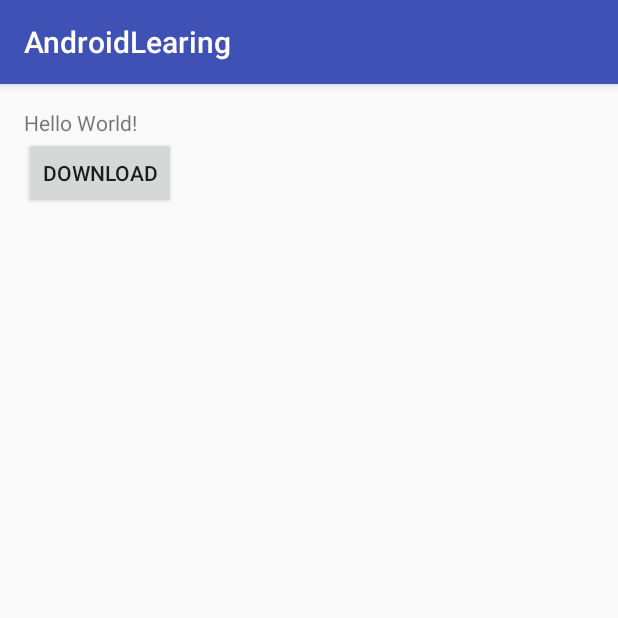
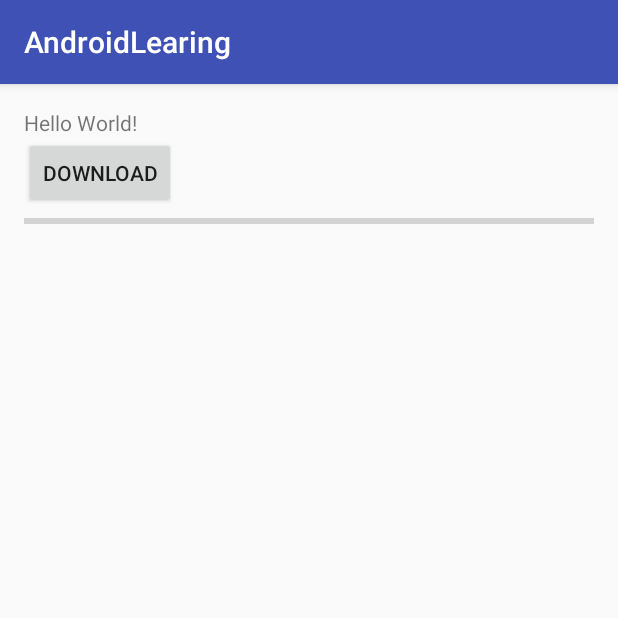
Before and after one commit to bovink/AndroidLearing, an Android app: the screen it shows after launch (MainActivity), on a phone screen of 412 x 824 dp, the top half of it. Run offline under Robolectric (Android 15) with nearby library versions, the phone set to English and light mode, and no system bars; our stand-ins replace ButterKnife.

Commit message:
下载进度条

```diff
--- a/app/src/main/java/com/bovink/androidlearing/MainActivity.java
+++ b/app/src/main/java/com/bovink/androidlearing/MainActivity.java
@@ -6,6 +6,7 @@ import android.support.v7.app.AppCompatActivity;
 import android.util.Log;
 import android.view.View;
 import android.widget.Button;
+import android.widget.ProgressBar;
 
 import java.io.File;
 import java.io.FileOutputStream;
@@ -25,11 +26,16 @@ public class MainActivity extends AppCompatActivity {
     @BindView(R.id.btn_download)
     Button btn_download;
 
+    @BindView(R.id.progressBar)
+    ProgressBar progressBar;
+
     @Override
     protected void onCreate(Bundle savedInstanceState) {
         super.onCreate(savedInstanceState);
         setContentView(R.layout.activity_main);
         ButterKnife.bind(this); //这个最好放在基类里
+
+        progressBar.setMax(100);
 
         btn_download.setOnClickListener(new View.OnClickListener() {
             @Override
@@ -103,6 +109,9 @@ public class MainActivity extends AppCompatActivity {
                     fileSizeDownloaded += read;
 
                     Log.d(TAG, "file download: " + fileSizeDownloaded + " of " + fileSize);
+                    int percent = (int) ((fileSizeDownloaded * 100) / fileSize);
+                    progressBar.setProgress(percent);
+
                 }
 
                 outputStream.flush();
--- a/app/src/main/res/layout/activity_main.xml
+++ b/app/src/main/res/layout/activity_main.xml
@@ -21,4 +21,10 @@
         android:layout_width="wrap_content"
         android:layout_height="wrap_content"
         android:text="download" />
+
+    <ProgressBar
+        android:id="@+id/progressBar"
+        android:layout_width="match_parent"
+        style="?android:progressBarStyleHorizontal"
+        android:layout_height="wrap_content" />
 </LinearLayout>
```
